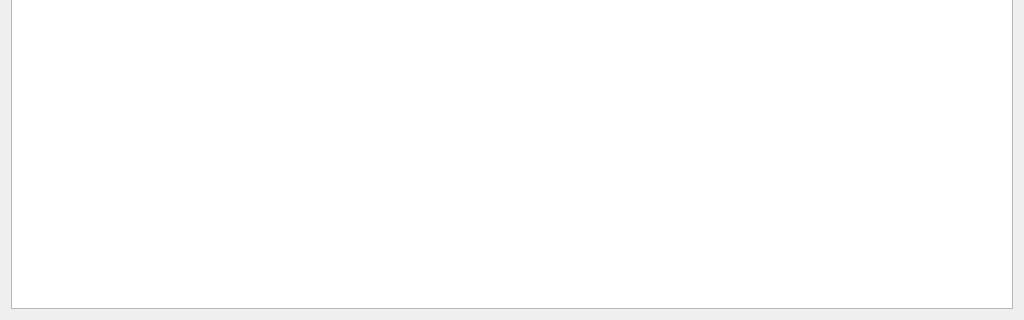
The window that src/mainwindow.ui (LeftySolara/durian) describes before a commit, drawn with Qt 5; both pictures show x 0 to 1024 and y 448 to 768 of the 1024 by 768 pixel window.
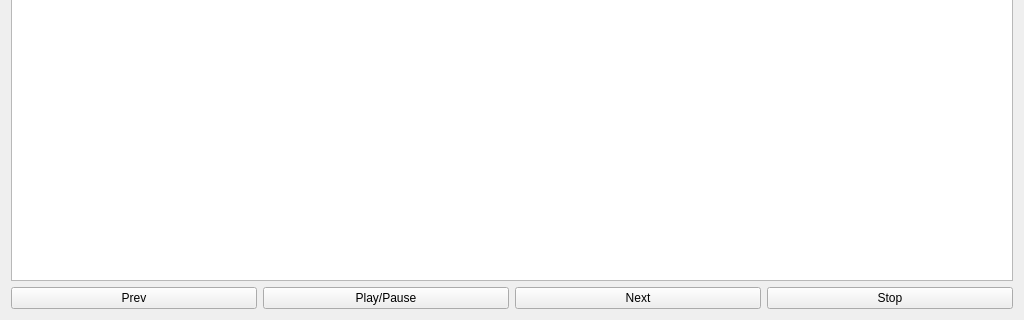
The same window after the commit.

Commit message: Add media player control buttons

```diff
--- a/src/mainwindow.ui
+++ b/src/mainwindow.ui
@@ -15,6 +15,38 @@
   </property>
   <widget class="QWidget" name="centralWidget">
    <layout class="QGridLayout" name="gridLayout">
+    <item row="1" column="0">
+     <layout class="QHBoxLayout" name="playerControlLayout">
+      <item>
+       <widget class="QPushButton" name="buttonPrev">
+        <property name="text">
+         <string>Prev</string>
+        </property>
+       </widget>
+      </item>
+      <item>
+       <widget class="QPushButton" name="buttonPlayPause">
+        <property name="text">
+         <string>Play/Pause</string>
+        </property>
+       </widget>
+      </item>
+      <item>
+       <widget class="QPushButton" name="buttonNext">
+        <property name="text">
+         <string>Next</string>
+        </property>
+       </widget>
+      </item>
+      <item>
+       <widget class="QPushButton" name="buttonStop">
+        <property name="text">
+         <string>Stop</string>
+        </property>
+       </widget>
+      </item>
+     </layout>
+    </item>
     <item row="0" column="0">
      <widget class="QTableView" name="queueTableView">
       <property name="font">
```
The commit also changes 4 other files.
